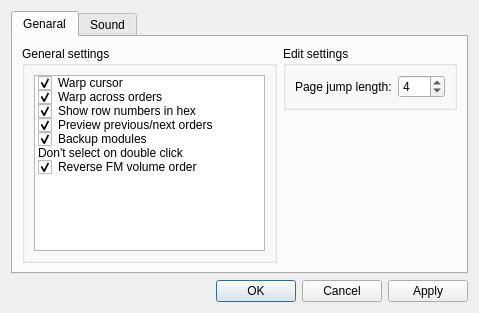
Before: the Qt Designer form BambooTracker/gui/configuration_dialog.ui in BambooTracker/BambooTracker, drawn with Qt 5.
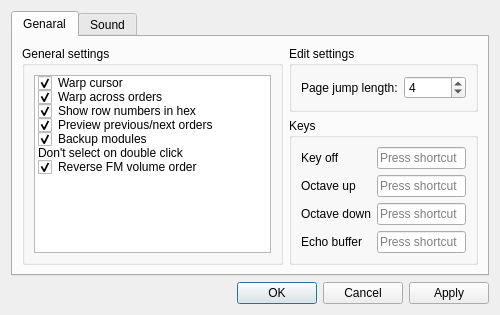
After: the same form once the commit is applied.

What changed in the file:
```diff
--- a/BambooTracker/gui/configuration_dialog.ui
+++ b/BambooTracker/gui/configuration_dialog.ui
@@ -6,8 +6,8 @@
    <rect>
     <x>0</x>
     <y>0</y>
-    <width>479</width>
-    <height>313</height>
+    <width>500</width>
+    <height>290</height>
    </rect>
   </property>
   <property name="windowTitle">
@@ -63,19 +63,6 @@
          </layout>
         </widget>
        </item>
-       <item row="1" column="1">
-        <spacer name="verticalSpacer">
-         <property name="orientation">
-          <enum>Qt::Vertical</enum>
-         </property>
-         <property name="sizeHint" stdset="0">
-          <size>
-           <width>20</width>
-           <height>40</height>
-          </size>
-         </property>
-        </spacer>
-       </item>
        <item row="0" column="0" rowspan="2">
         <widget class="QGroupBox" name="generalSettingsGroupBox">
          <property name="title">
@@ -145,6 +132,55 @@
          </layout>
         </widget>
        </item>
+       <item row="1" column="1">
+        <widget class="QGroupBox" name="keysGroupBox">
+         <property name="title">
+          <string>Keys</string>
+         </property>
+         <layout class="QFormLayout" name="formLayout">
+          <item row="0" column="0">
+           <widget class="QLabel" name="keyOffLabel">
+            <property name="text">
+             <string>Key off</string>
+            </property>
+           </widget>
+          </item>
+          <item row="0" column="1">
+           <widget class="QKeySequenceEdit" name="keyOffKeySequenceEdit"/>
+          </item>
+          <item row="1" column="0">
+           <widget class="QLabel" name="octaveUpLabel">
+            <property name="text">
+             <string>Octave up</string>
+            </property>
+           </widget>
+          </item>
+          <item row="1" column="1">
+           <widget class="QKeySequenceEdit" name="octaveUpKeySequenceEdit"/>
+          </item>
+          <item row="2" column="0">
+           <widget class="QLabel" name="octaveDownLabel">
+            <property name="text">
+             <string>Octave down</string>
+            </property>
+           </widget>
+          </item>
+          <item row="2" column="1">
+           <widget class="QKeySequenceEdit" name="octaveDownKeySequenceEdit"/>
+          </item>
+          <item row="3" column="0">
+           <widget class="QLabel" name="echoBufferLabel">
+            <property name="text">
+             <string>Echo buffer</string>
+            </property>
+           </widget>
+          </item>
+          <item row="3" column="1">
+           <widget class="QKeySequenceEdit" name="echoBufferKeySequenceEdit"/>
+          </item>
+         </layout>
+        </widget>
+       </item>
       </layout>
      </widget>
      <widget class="QWidget" name="soundTab">
```
